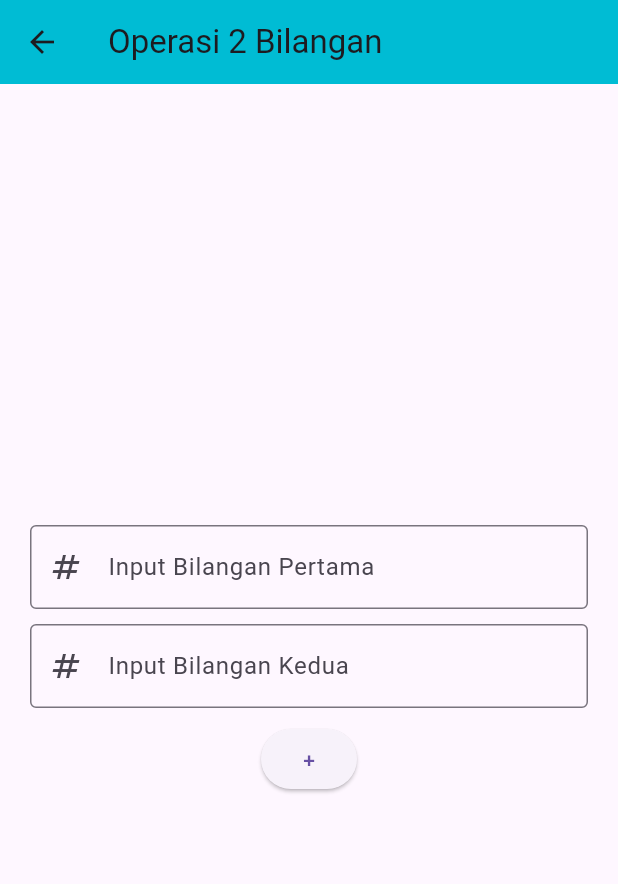
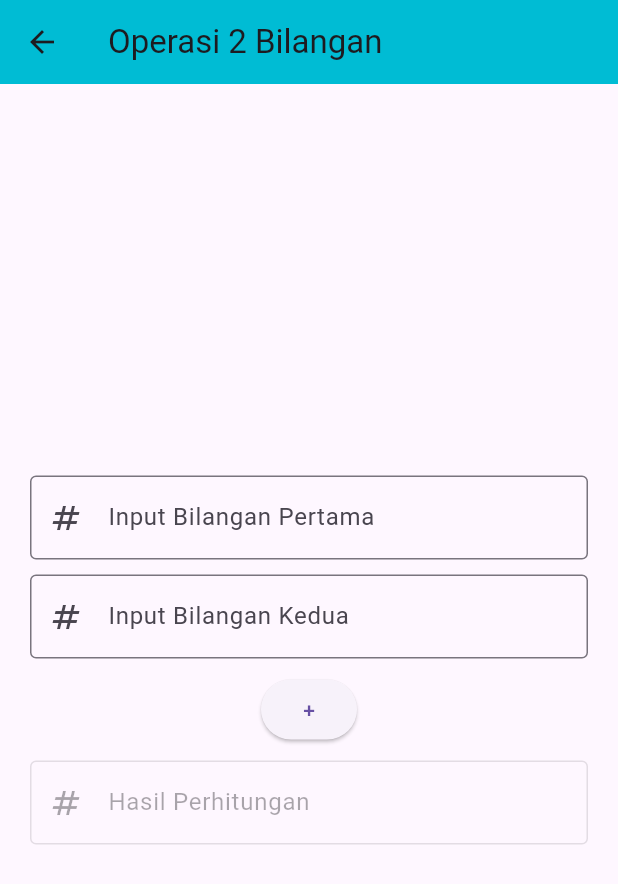
Before and after one commit to maa040424/ChallengeNNN, a Flutter app: the Operasi2bilangan screen opened directly, on a phone screen of 412 x 824 dp. Shown: the top 884 px of the screen. Run offline on Flutter 3.47's test engine with Material 3 defaults, Android fonts, the light colour scheme and no system bars.

Commit message:
Latihan Flutter

```diff
--- a/Hari07/Dart/projek02_perhitungan5b/lib/operasi2bilangan.dart
+++ b/Hari07/Dart/projek02_perhitungan5b/lib/operasi2bilangan.dart
@@ -36,7 +36,18 @@
               SizedBox(
                 height: 10,
               ),
-              ElevatedButton(onPressed: () {}, child: Text("+"))
+              ElevatedButton(onPressed: () {}, child: Text("+")),
+              SizedBox(
+                height: 10,
+              ),
+              TextField(
+                enabled: false,
+                decoration: InputDecoration(
+                    border: OutlineInputBorder(),
+                    hintText: "Hasil Perhitungan",
+                    labelText: "Hasil Perhitungan",
+                    prefixIcon: Icon(Icons.numbers)),
+              ),
             ],
           ),
         ),
```
